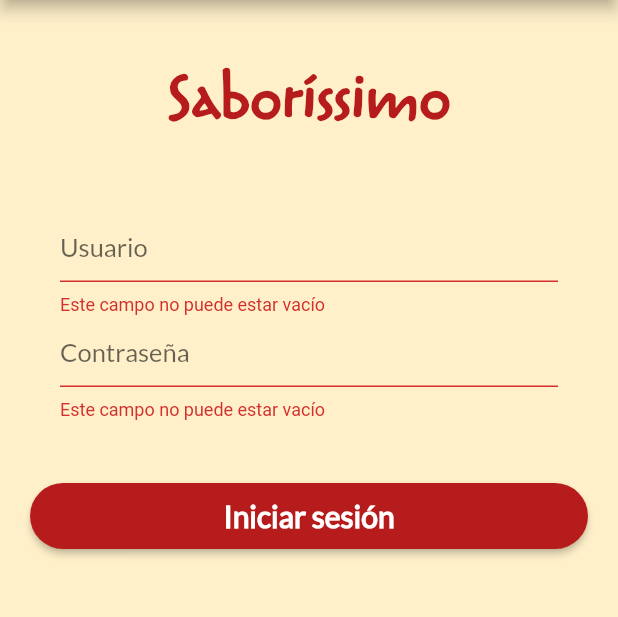
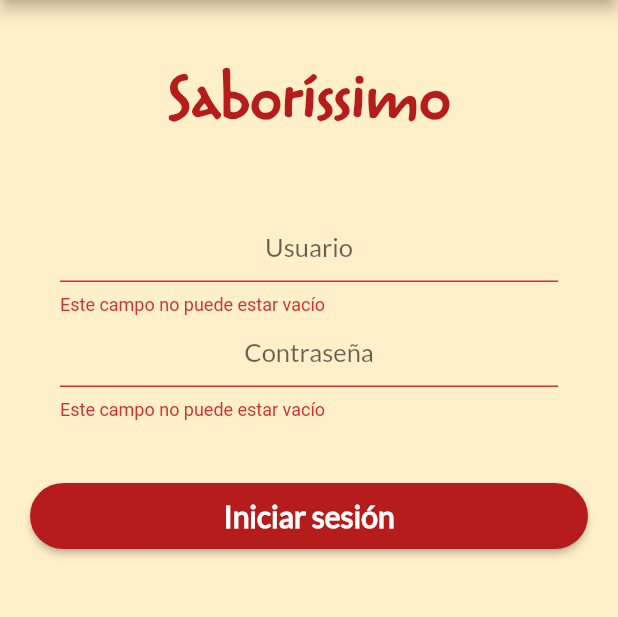
Before and after one commit to Empresaurios-MX/Saborissimo, a Flutter app: the Login screen opened directly, after a tap on "Iniciar sesión", on a phone screen of 412 x 824 dp, the part 84-701 px from its top. Run offline on Flutter 3.47's test engine with Material 2 defaults, Android fonts, the phone set to English and light mode, and no system bars; our stand-ins replace image_picker, shared_preferences; accounts and stored records are empty; network calls fail.

Commit message:
added login functionality

```diff
--- a/lib/ui/drawer/drawer_app.dart
+++ b/lib/ui/drawer/drawer_app.dart
@@ -5,12 +5,28 @@ import 'package:saborissimo/res/styles.dart';
 import 'package:saborissimo/ui/login/login.dart';
 import 'package:saborissimo/ui/menu/daily_menu.dart';
 import 'package:saborissimo/ui/order/orders.dart';
+import 'package:saborissimo/utils/PreferencesUtils.dart';
 import 'package:saborissimo/utils/utils.dart';
 
-class DrawerApp extends StatelessWidget {
-  final bool logged;
+class DrawerApp extends StatefulWidget {
+  @override
+  _DrawerAppState createState() => _DrawerAppState();
+}
 
-  DrawerApp(this.logged);
+class _DrawerAppState extends State<DrawerApp> {
+  bool _logged = false;
+
+  @override
+  void initState() {
+    PreferencesUtils.getPreferences().then(
+          (preferences) => {
+        if (preferences.getBool(PreferencesUtils.LOGGED_KEY) ?? false)
+          {setState(() => _logged = true)}
+      },
+    );
+
+    super.initState();
+  }
 
   @override
   Widget build(BuildContext context) {
@@ -21,15 +37,47 @@ class DrawerApp extends StatelessWidget {
           SizedBox(height: 20),
           createDrawerItem(
               context, DailyMenu(), Icons.menu_book, Names.menuAppBar),
-          if (logged)
+          if (_logged)
             createDrawerItem(
                 context, Orders(), Icons.shopping_bag, Names.ordersAppBar),
-          if (logged)
-            createDrawerItem(context, null, Icons.logout, Names.logoutAppBar),
-          if (!logged)
-            createDrawerItem(context, Login(), Icons.login, 'Sección de empleados'),
+          if (_logged) createLogOutDrawerItem(),
+          if (!_logged)
+            createDrawerItem(
+                context, Login(), Icons.login, 'Sección de empleados'),
         ],
       ),
+    );
+  }
+
+  void logOut() {
+    PreferencesUtils.getPreferences().then(
+      (preferences) => {
+        preferences.setString(
+          PreferencesUtils.USER_KEY,
+          PreferencesUtils.NULL_VALUE,
+        ),
+        preferences.setString(
+          PreferencesUtils.PASSWORD_KEY,
+          PreferencesUtils.NULL_VALUE,
+        ),
+        preferences.setBool(PreferencesUtils.LOGGED_KEY, false)
+      },
+    );
+
+    setState(() => _logged = false);
+
+    Utils.replaceRoute(context, DailyMenu());
+  }
+
+  Widget createLogOutDrawerItem() {
+    return ListTile(
+      onTap: () => logOut(),
+      leading: Icon(
+        Icons.logout,
+        size: 25,
+        color: Palette.primary,
+      ),
+      title: Text(Names.logoutAppBar, style: Styles.subTitle(Colors.black)),
     );
   }
 
--- a/lib/ui/login/login.dart
+++ b/lib/ui/login/login.dart
@@ -3,22 +3,44 @@ import 'package:saborissimo/res/names.dart';
 import 'package:saborissimo/res/palette.dart';
 import 'package:saborissimo/res/styles.dart';
 import 'package:saborissimo/ui/drawer/drawer_app.dart';
+import 'package:saborissimo/ui/menu/daily_menu.dart';
+import 'package:saborissimo/utils/PreferencesUtils.dart';
 import 'package:saborissimo/utils/utils.dart';
 
-class Login extends StatelessWidget {
+class Login extends StatefulWidget {
   final _key = GlobalKey<FormState>();
 
   @override
-  Widget build(BuildContext context) => Scaffold(
+  _LoginState createState() => _LoginState();
+}
+
+class _LoginState extends State<Login> {
+  String _user;
+  String _password;
+  bool _obscureText = true;
+
+  @override
+  void initState() {
+    setState(() => {
+          _user = '',
+          _password = '',
+        });
+
+    super.initState();
+  }
+
+  @override
+  Widget build(BuildContext context) {
+    return Scaffold(
       appBar: AppBar(
         title: Text(Names.loginAppBar, style: Styles.title(Colors.white)),
         backgroundColor: Palette.primary,
       ),
-        drawer: DrawerApp(true),
-        body: Padding(
+      drawer: DrawerApp(),
+      body: SingleChildScrollView(
         padding: EdgeInsets.all(20),
         child: Form(
-            key: _key,
+          key: widget._key,
           child: Column(
             children: [
               Utils.createLoginHeader(100, Names.appName),
@@ -26,8 +48,21 @@ class Login extends StatelessWidget {
                 margin: EdgeInsets.all(20),
                 child: Column(
                   children: [
-                      createTextField('Usuario'),
-                      createTextField('Contraseña'),
+                    TextFormField(
+                      decoration: Utils.createHint('Usuario'),
+                      style: Styles.subTitle(Colors.black),
+                      textAlign: TextAlign.center,
+                      onChanged: (value) => setState(() => _user = value),
+                      validator: (text) => _getErrorMessage(text.isEmpty),
+                    ),
+                    TextFormField(
+                      decoration: Utils.createHint('Contraseña'),
+                      style: Styles.subTitle(Colors.black),
+                      textAlign: TextAlign.center,
+                      obscureText: _obscureText,
+                      onChanged: (value) => setState(() => _password = value),
+                      validator: (text) => _getErrorMessage(text.isEmpty),
+                    ),
                   ],
                 ),
               ),
@@ -38,6 +73,13 @@ class Login extends StatelessWidget {
         ),
       ),
     );
+  }
+
+  void _toggle() {
+    setState(() {
+      _obscureText = !_obscureText;
+    });
+  }
 
   String _getErrorMessage(empty) {
     if (empty) {
@@ -47,17 +89,21 @@ class Login extends StatelessWidget {
   }
 
   void validateForm() {
-    if (_key.currentState.validate()) {}
+    if (widget._key.currentState.validate()) {
+      // Make request
+
+      if (_user == 'admin' && _password == 'admin') {
+        PreferencesUtils.getPreferences().then(
+          (preferences) => {
+            preferences.setString(PreferencesUtils.USER_KEY, _user),
+            preferences.setString(PreferencesUtils.PASSWORD_KEY, _password),
+            preferences.setBool(PreferencesUtils.LOGGED_KEY, true)
+          },
+        );
+
+        Utils.replaceRoute(context, DailyMenu());
       }
-
-  Widget createTextField(String hint) {
-    return TextFormField(
-      decoration: InputDecoration(
-        hintText: hint,
-      ),
-      style: Styles.subTitle(Colors.black),
-      validator: (text) => _getErrorMessage(text.isEmpty),
-    );
+    }
   }
 
   Widget createRoundedButton() {
--- /dev/null
+++ b/lib/utils/PreferencesUtils.dart
@@ -0,0 +1,12 @@
+import 'package:shared_preferences/shared_preferences.dart';
+
+class PreferencesUtils {
+  static const String NULL_VALUE = 'N/A';
+  static const String USER_KEY = 'USER';
+  static const String PASSWORD_KEY = 'PASSWORD';
+  static const String LOGGED_KEY = 'IS_LOGGED';
+
+  static Future<SharedPreferences> getPreferences() async {
+    return await SharedPreferences.getInstance();
+  }
+}
--- a/lib/utils/utils.dart
+++ b/lib/utils/utils.dart
@@ -44,4 +44,22 @@ class Utils {
       ),
     );
   }
+
+  static InputDecoration createHint(String hint) {
+    return InputDecoration(
+      hintText: hint,
+      enabledBorder: UnderlineInputBorder(
+        borderSide: BorderSide(color: Palette.primary),
+      ),
+      focusedBorder: UnderlineInputBorder(
+        borderSide: BorderSide(color: Palette.primaryLight),
+      ),
+    );
+  }
+
+  static void showSnack(scaffoldKey, message) {
+    scaffoldKey.currentState.showSnackBar(
+      SnackBar(content: Text(message, style: Styles.body(Colors.white))),
+    );
+  }
 }
--- a/pubspec.yaml
+++ b/pubspec.yaml
@@ -24,7 +24,7 @@ dependencies:
   flutter:
     sdk: flutter
   image_picker: 0.6.7+12
-
+  shared_preferences: 0.5.12+4
 
   # The following adds the Cupertino Icons font to your application.
   # Use with the CupertinoIcons class for iOS style icons.
```
Also changed, not shown: lib/ui/cart/confirm_order.dart (+9 -29 lines), lib/ui/menu/create_meal.dart (+3 -14 lines), lib/ui/menu/daily_menu.dart (+82 -42 lines), lib/ui/order/orders.dart (+4 -11 lines), pubspec.lock. Lines whose indentation alone changed are shown as unchanged.
